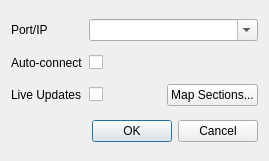
This is src/dialog/adddevicedialog.ui in 8bitbuddhist/PixelMaestro-Studio as Qt 5 draws it before an edit. The edited form follows.
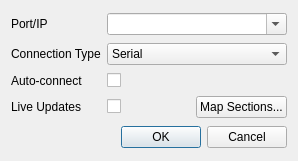
This is the edited form.

Commit message: Added serial device type tracking. Added ability to run individual events in the Show tab.

Patch:
```diff
--- a/src/dialog/adddevicedialog.ui
+++ b/src/dialog/adddevicedialog.ui
@@ -6,7 +6,7 @@
    <rect>
     <x>0</x>
     <y>0</y>
-    <width>269</width>
+    <width>298</width>
     <height>161</height>
    </rect>
   </property>
@@ -14,6 +14,20 @@
    <string>Add/Edit Device</string>
   </property>
   <layout class="QGridLayout" name="gridLayout">
+   <item row="2" column="0">
+    <widget class="QLabel" name="label_3">
+     <property name="text">
+      <string>Auto-connect</string>
+     </property>
+    </widget>
+   </item>
+   <item row="3" column="0">
+    <widget class="QLabel" name="label_4">
+     <property name="text">
+      <string>Live Updates</string>
+     </property>
+    </widget>
+   </item>
    <item row="0" column="0">
     <widget class="QLabel" name="label">
      <property name="text">
@@ -21,24 +35,7 @@
      </property>
     </widget>
    </item>
-   <item row="1" column="0">
-    <widget class="QLabel" name="label_3">
-     <property name="text">
-      <string>Auto-connect</string>
-     </property>
-    </widget>
-   </item>
-   <item row="1" column="1">
-    <widget class="QCheckBox" name="autoConnectCheckBox">
-     <property name="toolTip">
-      <string>If checked, the device will automatically connect on startup if available</string>
-     </property>
-     <property name="text">
-      <string/>
-     </property>
-    </widget>
-   </item>
-   <item row="2" column="1">
+   <item row="3" column="1">
     <layout class="QHBoxLayout" name="liveUpdatesLayout">
      <item>
       <widget class="QCheckBox" name="liveUpdatesCheckBox">
@@ -59,14 +56,7 @@
      </item>
     </layout>
    </item>
-   <item row="2" column="0">
-    <widget class="QLabel" name="label_4">
-     <property name="text">
-      <string>Live Updates</string>
-     </property>
-    </widget>
-   </item>
-   <item row="5" column="1">
+   <item row="6" column="1">
     <widget class="QDialogButtonBox" name="buttonBox">
      <property name="orientation">
       <enum>Qt::Horizontal</enum>
@@ -86,6 +76,37 @@
      </property>
     </widget>
    </item>
+   <item row="2" column="1">
+    <widget class="QCheckBox" name="autoConnectCheckBox">
+     <property name="toolTip">
+      <string>If checked, the device will automatically connect on startup if available</string>
+     </property>
+     <property name="text">
+      <string/>
+     </property>
+    </widget>
+   </item>
+   <item row="1" column="0">
+    <widget class="QLabel" name="label_2">
+     <property name="text">
+      <string>Connection Type</string>
+     </property>
+    </widget>
+   </item>
+   <item row="1" column="1">
+    <widget class="QComboBox" name="deviceTypeComboBox">
+     <item>
+      <property name="text">
+       <string>Serial</string>
+      </property>
+     </item>
+     <item>
+      <property name="text">
+       <string>TCP</string>
+      </property>
+     </item>
+    </widget>
+   </item>
   </layout>
  </widget>
  <tabstops>
```
The commit also changes 10 other files.
